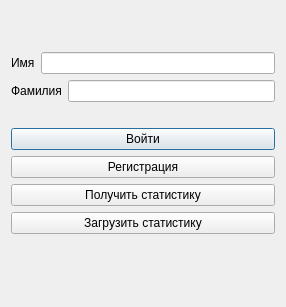
Qt form Interface/registration.ui (Doveri/komsomols_work) before a commit.
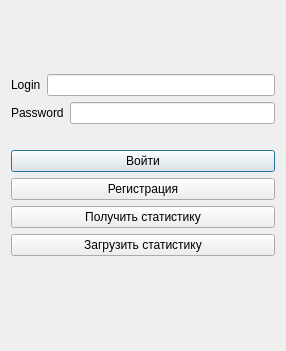
The same form after that commit.

What changed in the file:
```diff
--- a/Interface/registration.ui
+++ b/Interface/registration.ui
@@ -7,9 +7,15 @@
     <x>0</x>
     <y>0</y>
     <width>286</width>
-    <height>307</height>
+    <height>351</height>
    </rect>
   </property>
+  <property name="sizePolicy">
+   <sizepolicy hsizetype="Fixed" vsizetype="Fixed">
+    <horstretch>0</horstretch>
+    <verstretch>0</verstretch>
+   </sizepolicy>
+  </property>
   <property name="windowTitle">
    <string>Dialog</string>
   </property>
@@ -29,7 +35,7 @@
          <item>
           <widget class="QLabel" name="Name">
            <property name="text">
-            <string>Имя</string>
+            <string>Login</string>
            </property>
           </widget>
          </item>
@@ -43,7 +49,7 @@
          <item>
           <widget class="QLabel" name="Surname">
            <property name="text">
-            <string>Фамилия</string>
+            <string>Password</string>
            </property>
           </widget>
          </item>
```
